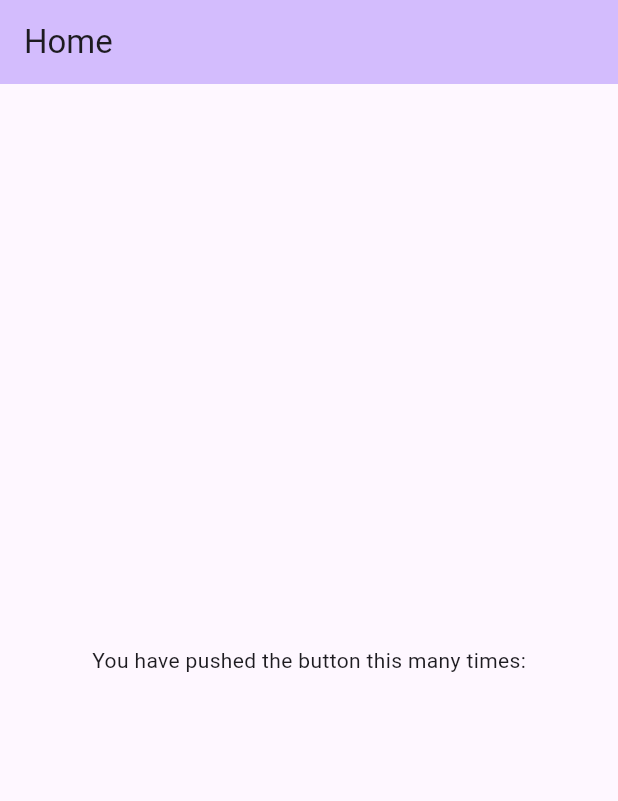
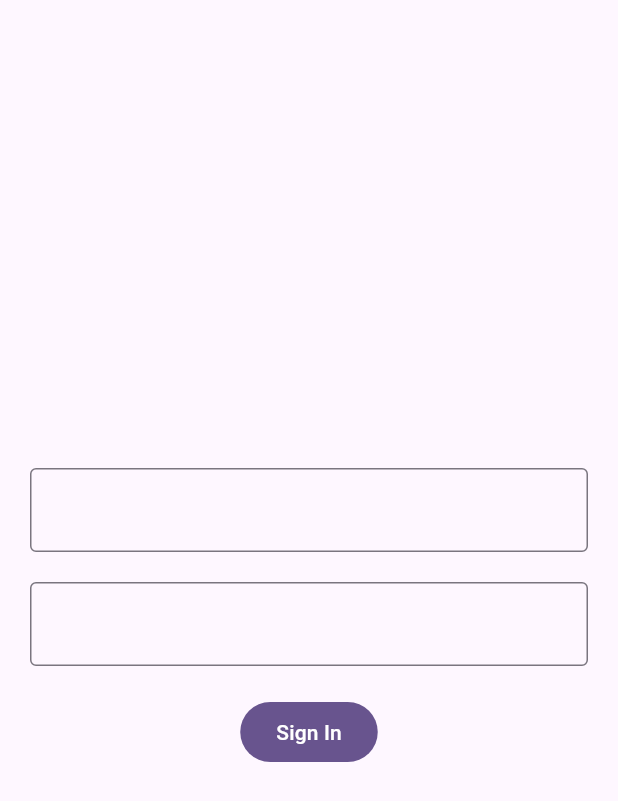
Before and after one commit to sufiyansakkeer/restorent-booking, a Flutter app: the screen it shows after launch, on a phone screen of 412 x 824 dp. Shown: the top 801 px of the screen. Run offline on Flutter 3.47's test engine with Material 2 defaults, Android fonts, the phone set to English and light mode, and no system bars; drawn by our look-alikes of overlay_support; our stand-ins replace bloc, dio, equatable, flutter_bloc, flutter_secure_storage, jwt_decoder.

Commit message:
login added

```diff
--- /dev/null
+++ b/lib/controller/login/login_bloc.dart
@@ -0,0 +1,34 @@
+import 'dart:developer';
+
+import 'package:bloc/bloc.dart';
+import 'package:equatable/equatable.dart';
+import 'package:flutter_secure_storage/flutter_secure_storage.dart';
+
+import 'package:restorant_booking/model/sign_in_request.dart';
+import 'package:restorant_booking/repository/api_services.dart';
+import 'package:restorant_booking/repository/authentication.dart';
+
+part 'login_event.dart';
+part 'login_state.dart';
+
+class LoginBloc extends Bloc<LoginEvent, LoginState> {
+  LoginBloc() : super(LoginInitial()) {
+    ApiServices signIn = ApiServices();
+    FlutterSecureStorage storage = const FlutterSecureStorage();
+    Authentication auth = Authentication();
+    on<LoginStart>((event, emit) async {
+      SignInRequestModel signInRequest =
+          SignInRequestModel(email: event.email, password: event.password);
+      await signIn.signInRequest(signInRequest).then((value) {
+        if (value != null) {
+          storage.write(key: "access_token", value: value.access);
+          emit(LoginSuccess(accessToken: value.access));
+        } else {
+          emit(LoginLoad());
+          log("no value found");
+        }
+      });
+      auth.checkUser();
+    });
+  }
+}
--- /dev/null
+++ b/lib/controller/login/login_event.dart
@@ -0,0 +1,14 @@
+part of 'login_bloc.dart';
+
+abstract class LoginEvent extends Equatable {
+  const LoginEvent();
+
+  @override
+  List<Object> get props => [];
+}
+
+class LoginStart extends LoginEvent {
+  final String email, password;
+
+  const LoginStart({required this.email, required this.password});
+}
--- /dev/null
+++ b/lib/controller/login/login_state.dart
@@ -0,0 +1,18 @@
+part of 'login_bloc.dart';
+
+abstract class LoginState extends Equatable {
+  const LoginState();
+
+  @override
+  List<Object> get props => [];
+}
+
+class LoginInitial extends LoginState {}
+
+class LoginLoad extends LoginState {}
+
+class LoginSuccess extends LoginState {
+  final String accessToken;
+
+  const LoginSuccess({required this.accessToken});
+}
--- /dev/null
+++ b/lib/core/constants.dart
@@ -0,0 +1,8 @@
+import 'package:flutter/material.dart';
+
+SizedBox height = const SizedBox(
+  height: 10,
+);
+SizedBox height20 = const SizedBox(
+  height: 20,
+);
--- /dev/null
+++ b/lib/core/strings.dart
@@ -0,0 +1,3 @@
+const String baseUrl = "https://api.backpackers.cloud/";
+
+const String login = "api/token/";
--- a/lib/main.dart
+++ b/lib/main.dart
@@ -1,4 +1,10 @@
 import 'package:flutter/material.dart';
+import 'package:flutter_bloc/flutter_bloc.dart';
+import 'package:overlay_support/overlay_support.dart';
+
+import 'package:restorant_booking/view/login_screen.dart';
+
+import 'controller/login/login_bloc.dart';
 
 void main() {
   runApp(const MyApp());
@@ -9,39 +15,15 @@ class MyApp extends StatelessWidget {
 
   @override
   Widget build(BuildContext context) {
-    return MaterialApp(
-      theme: ThemeData(
-        colorScheme: ColorScheme.fromSeed(seedColor: Colors.deepPurple),
-        useMaterial3: true,
-      ),
-      home: const MyHomePage(),
-    );
-  }
-}
-
-class MyHomePage extends StatefulWidget {
-  const MyHomePage({super.key});
-
-  @override
-  State<MyHomePage> createState() => _MyHomePageState();
-}
-
-class _MyHomePageState extends State<MyHomePage> {
-  @override
-  Widget build(BuildContext context) {
-    return Scaffold(
-      appBar: AppBar(
-        backgroundColor: Theme.of(context).colorScheme.inversePrimary,
-        title: const Text("Home"),
-      ),
-      body: const Center(
-        child: Column(
-          mainAxisAlignment: MainAxisAlignment.center,
-          children: <Widget>[
-            Text(
-              'You have pushed the button this many times:',
-            ),
-          ],
+    return BlocProvider(
+      create: (context) => LoginBloc(),
+      child: OverlaySupport.global(
+        child: MaterialApp(
+          theme: ThemeData(
+            colorScheme: ColorScheme.fromSeed(seedColor: Colors.deepPurple),
+            useMaterial3: true,
+          ),
+          home: const LoginScreen(),
         ),
       ),
     );
--- /dev/null
+++ b/lib/model/sign_in_request.dart
@@ -0,0 +1,20 @@
+class SignInRequestModel {
+  String email;
+  String password;
+
+  SignInRequestModel({
+    required this.email,
+    required this.password,
+  });
+
+  factory SignInRequestModel.fromJson(Map<String, dynamic> json) =>
+      SignInRequestModel(
+        email: json["email"],
+        password: json["password"],
+      );
+
+  Map<String, dynamic> toJson() => {
+        "email": email,
+        "password": password,
+      };
+}
--- /dev/null
+++ b/lib/view/login_screen.dart
@@ -0,0 +1,70 @@
+import 'dart:developer';
+
+import 'package:flutter/material.dart';
+import 'package:flutter_bloc/flutter_bloc.dart';
+import 'package:restorant_booking/controller/login/login_bloc.dart';
+import 'package:restorant_booking/core/constants.dart';
+import 'package:restorant_booking/view/home_screen.dart';
+
+class LoginScreen extends StatefulWidget {
+  const LoginScreen({super.key});
+
+  @override
+  State<LoginScreen> createState() => _LoginScreenState();
+}
+
+class _LoginScreenState extends State<LoginScreen> {
+  final TextEditingController _emailController = TextEditingController();
+  final TextEditingController _passwordController = TextEditingController();
+
+  @override
+  void dispose() {
+    super.dispose();
+    _emailController.dispose();
+    _passwordController.dispose();
+  }
+
+  @override
+  Widget build(BuildContext context) {
+    return Scaffold(
+      body: Padding(
+        padding: const EdgeInsets.symmetric(horizontal: 20, vertical: 10),
+        child: Column(
+          mainAxisAlignment: MainAxisAlignment.center,
+          children: [
+            TextFormField(
+              controller: _emailController,
+              decoration: const InputDecoration(
+                border: OutlineInputBorder(),
+              ),
+            ),
+            height20,
+            TextFormField(
+              controller: _passwordController,
+              decoration: const InputDecoration(
+                border: OutlineInputBorder(),
+              ),
+            ),
+            height20,
+            FilledButton(
+              onPressed: () async {
+                BlocProvider.of<LoginBloc>(context).add(LoginStart(
+                    email: _emailController.text,
+                    password: _passwordController.text));
+                if (BlocProvider.of<LoginBloc>(context).state is LoginSuccess) {
+                  log("kkjkjkj");
+                  Navigator.of(context).pushReplacement(MaterialPageRoute(
+                    builder: (context) => const MyHomePage(),
+                  ));
+                }
+              },
+              child: const Text(
+                "Sign In",
+              ),
+            ),
+          ],
+        ),
+      ),
+    );
+  }
+}
```
Also changed, not shown: lib/controller/staff_bottom_navigation/staff_bottom_navigation_bloc.dart (added, +13 -0 lines), lib/controller/staff_bottom_navigation/staff_bottom_navigation_event.dart (added, +8 -0 lines), lib/controller/staff_bottom_navigation/staff_bottom_navigation_state.dart (added, +10 -0 lines), lib/model/access_token_model.dart (added, +43 -0 lines), lib/model/response_model.dart (added, +20 -0 lines), lib/repository/api_services.dart (added, +39 -0 lines), lib/repository/authentication.dart (added, +25 -0 lines), lib/view/bottom_navigation.dart (added, +22 -0 lines), lib/view/home_screen.dart (added, +31 -0 lines), lib/view/splash_screen.dart (added, +11 -0 lines), pubspec.yaml (+9 -17 lines), pubspec.lock, 1 other file.
